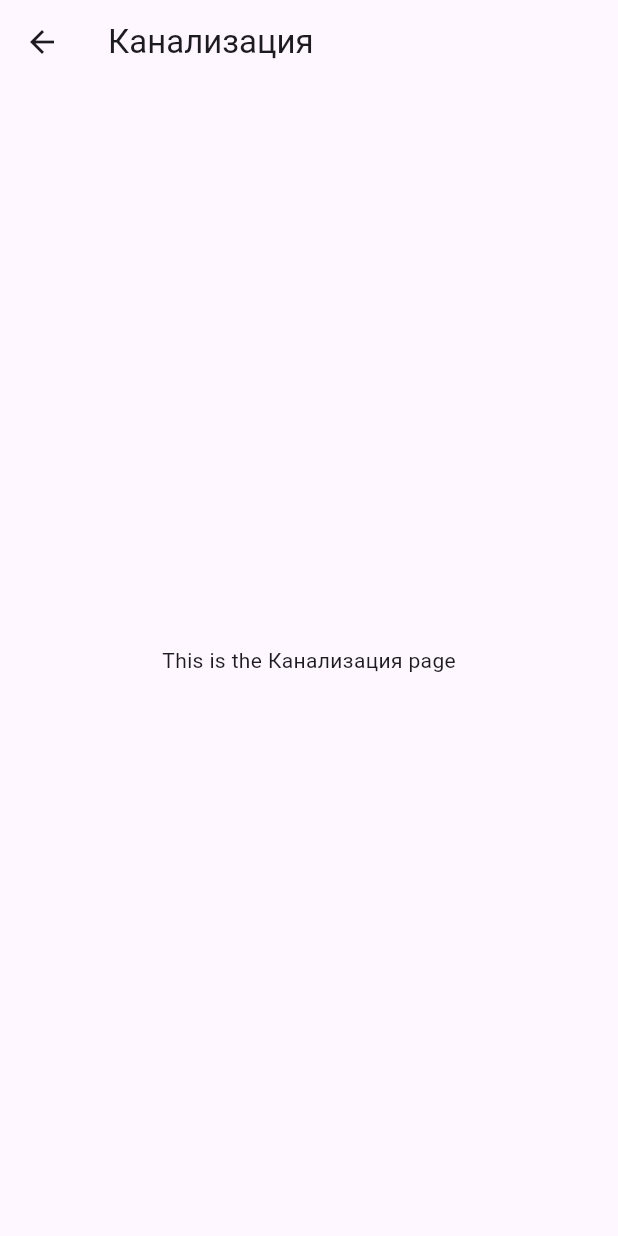
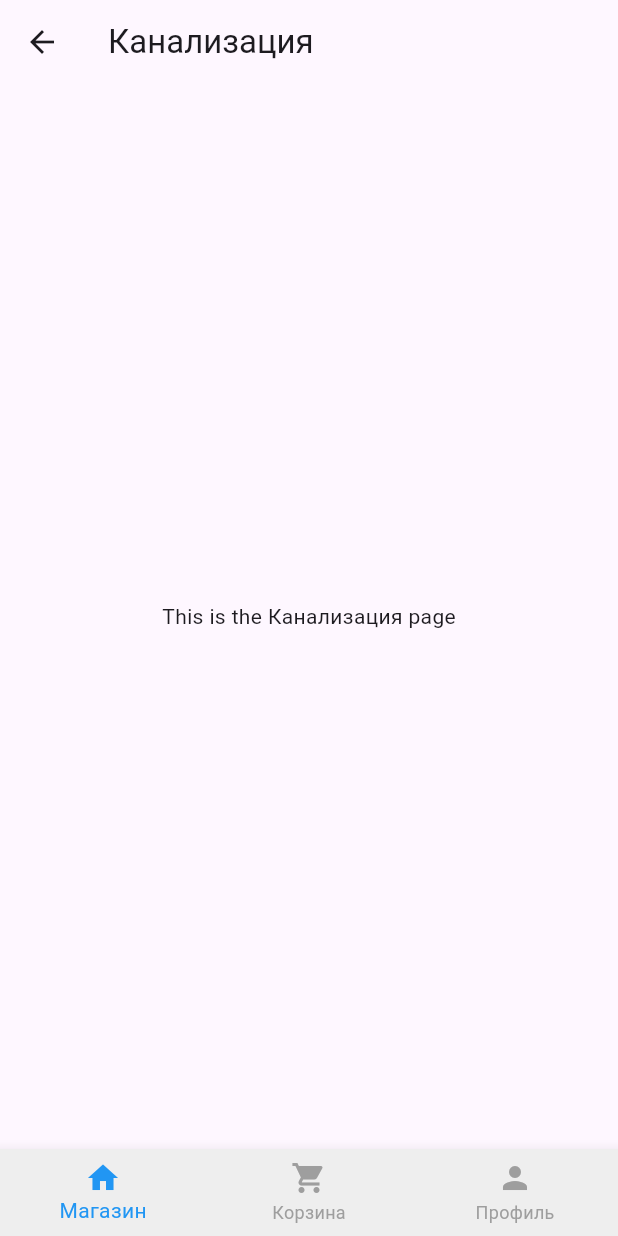
Before and after one commit to P4uil/teplo_voda_store, a Flutter app: the SewerView screen opened directly, on a phone screen of 412 x 824 dp. Run offline on Flutter 3.47's test engine with Material 3 defaults, Android fonts, the phone set to English and light mode, and no system bars; our stand-ins replace bloc, equatable, flutter_bloc.

Commit message:
nice working sewerage page

```diff
--- a/lib/pages/sewer/sewer_view.dart
+++ b/lib/pages/sewer/sewer_view.dart
@@ -1,4 +1,6 @@
 import 'package:flutter/material.dart';
+import 'package:flutter_bloc/flutter_bloc.dart';
+import 'package:teplo_voda_store/components/tabbar/bloc/tabbar_bloc.dart';
 
 class SewerView extends StatelessWidget {
   const SewerView({super.key});
@@ -12,6 +14,39 @@ class SewerView extends StatelessWidget {
       body: Center(
         child: const Text('This is the Канализация page'),
       ),
+      bottomNavigationBar: Theme(
+        data: Theme.of(context).copyWith(
+          canvasColor: Colors.grey[200],
+        ),
+        child: BlocBuilder<TabBarBloc, TabBarState>(
+          builder: (context, state) {
+            return BottomNavigationBar(
+              selectedItemColor: Colors.blue,
+              unselectedItemColor: Colors.grey,
+              currentIndex: state.selectedIndex,
+              type: BottomNavigationBarType.fixed,
+              onTap: (index) {
+                context.read<TabBarBloc>().add(SwitchTabEvent(index));
+                Navigator.pop(context); // Navigate back to the main tab view
+              },
+              items: const [
+                BottomNavigationBarItem(
+                  icon: Icon(Icons.home),
+                  label: 'Магазин',
+                ),
+                BottomNavigationBarItem(
+                  icon: Icon(Icons.shopping_cart),
+                  label: 'Корзина',
+                ),
+                BottomNavigationBarItem(
+                  icon: Icon(Icons.person),
+                  label: 'Профиль',
+                ),
+              ],
+            );
+          },
+        ),
+      ),
     );
   }
 }
```
